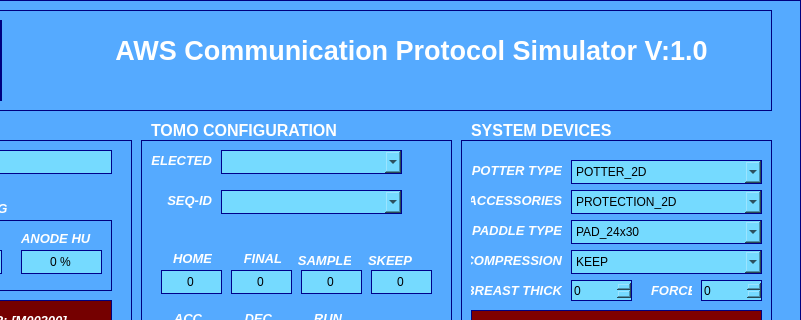
This is TEST_AWS/SOURCE/startupWindow.ui in marcorispoli/MCPU_Z190_VECCHIO as Qt 5 draws it before an edit; both pictures show x 479 to 1280 and y 0 to 320 of the 1280 by 800 pixel window. The edited form follows.
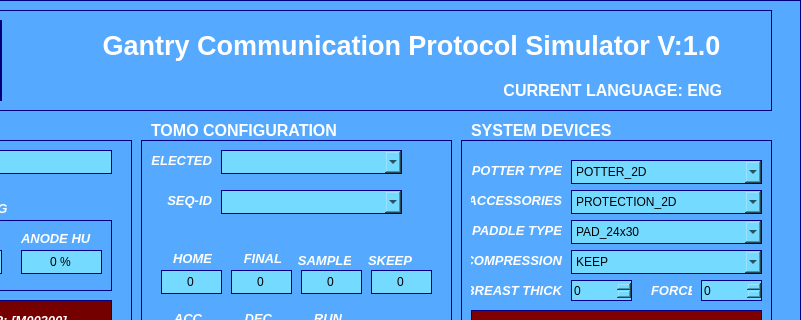
This is the edited form. Icons and pictures are not drawn.

Diff of the .ui file:
```diff
--- a/TEST_AWS/SOURCE/startupWindow.ui
+++ b/TEST_AWS/SOURCE/startupWindow.ui
@@ -220,7 +220,7 @@
        <x>540</x>
        <y>10</y>
        <width>641</width>
-       <height>61</height>
+       <height>51</height>
       </rect>
      </property>
      <property name="font">
@@ -235,12 +235,40 @@
 </string>
      </property>
      <property name="text">
-      <string>AWS Communication Protocol Simulator V:1.0</string>
+      <string>Gantry Communication Protocol Simulator V:1.0</string>
      </property>
      <property name="alignment">
       <set>Qt::AlignCenter</set>
      </property>
     </widget>
+    <widget class="QLabel" name="languageLabel">
+     <property name="geometry">
+      <rect>
+       <x>930</x>
+       <y>70</y>
+       <width>241</width>
+       <height>20</height>
+      </rect>
+     </property>
+     <property name="font">
+      <font>
+       <pointsize>12</pointsize>
+       <italic>false</italic>
+       <bold>true</bold>
+      </font>
+     </property>
+     <property name="styleSheet">
+      <string notr="true">color: rgb(255, 255, 255);
+border-width: 0px;
+</string>
+     </property>
+     <property name="text">
+      <string>CURRENT LANGUAGE: ENG</string>
+     </property>
+     <property name="alignment">
+      <set>Qt::AlignRight|Qt::AlignTrailing|Qt::AlignVCenter</set>
+     </property>
+    </widget>
    </widget>
    <widget class="QFrame" name="connectionFrame_2">
     <property name="geometry">
```
Left out of the diff: 8 changed lines with no effect on the pictures.
